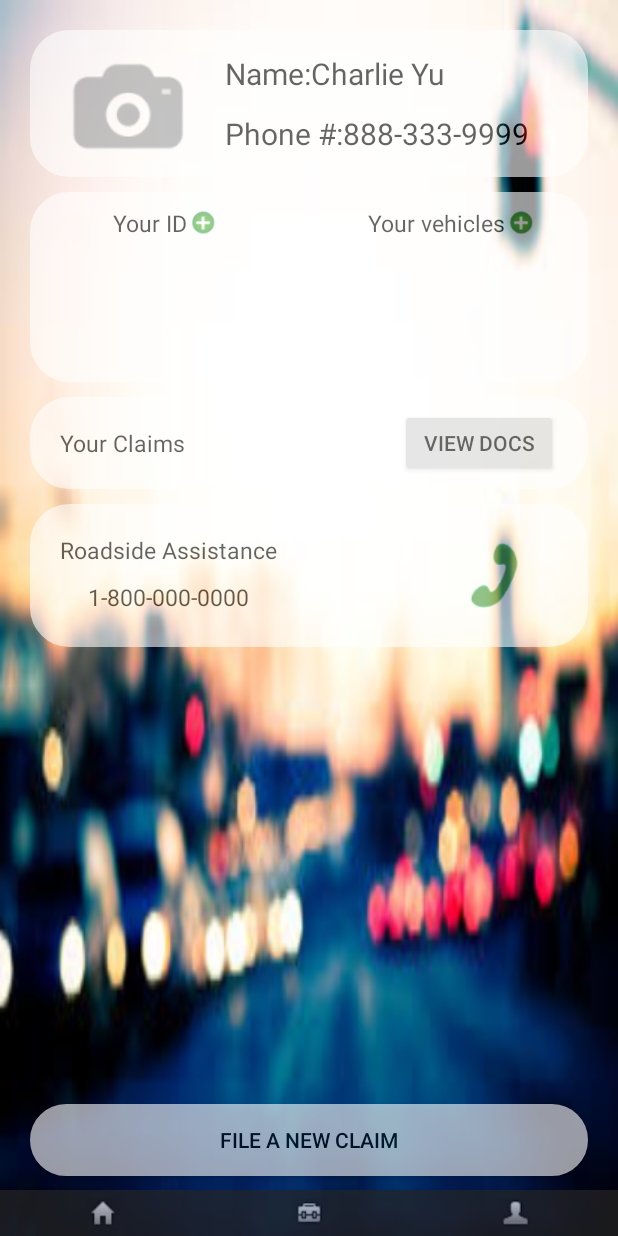
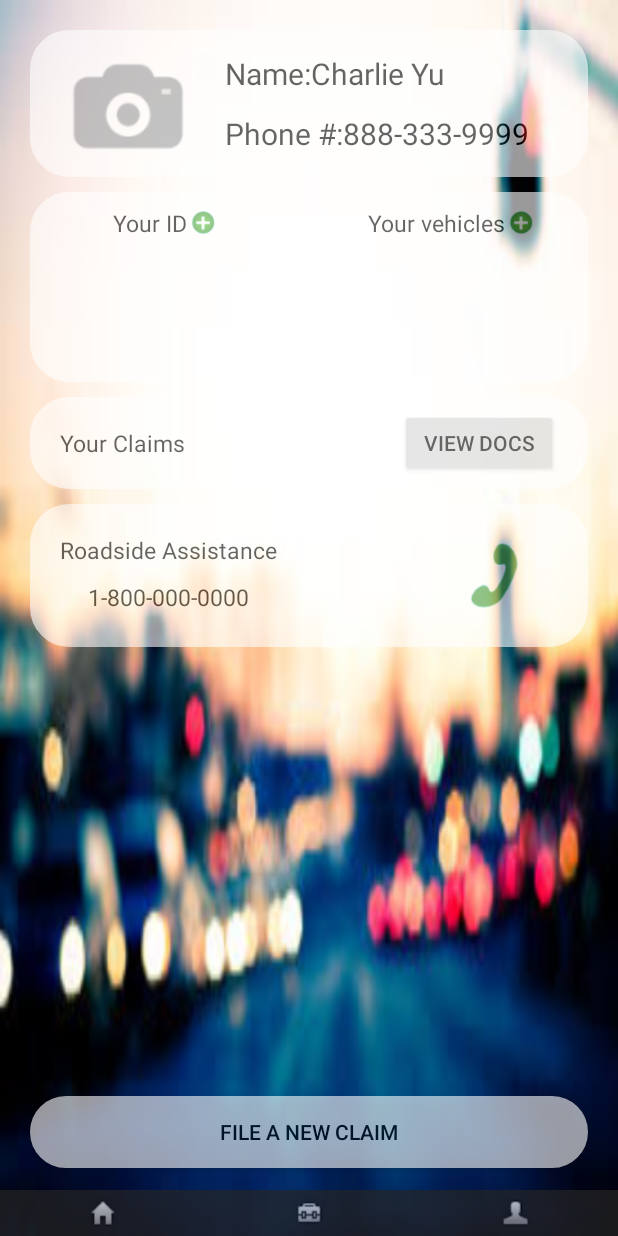
Before and after one commit to charlie0840/eClaim, an Android app: the layout activity_profile.xml on its own in the app's theme, with its tools: preview values and no code run, on a phone screen of 412 x 824 dp. Run offline under Robolectric (Android 15) with nearby library versions, the light colour scheme and no system bars.

Commit message:
Update activity_profile.xml

```diff
--- a/app/src/main/res/layout/activity_profile.xml
+++ b/app/src/main/res/layout/activity_profile.xml
@@ -274,11 +274,10 @@
         android:layout_width="match_parent"
         android:layout_height="wrap_content"
         android:layout_alignParentBottom="true"
-        android:layout_marginBottom="40dp"
+        android:layout_marginBottom="45dp"
         android:layout_marginLeft="20dp"
         android:layout_marginRight="20dp"
         android:layout_marginTop="20dp"
-        android:layout_above="@+id/test"
         android:background="@drawable/cycle"
         android:alpha="0.6"
         android:textColor="@color/colorBlack"
```
